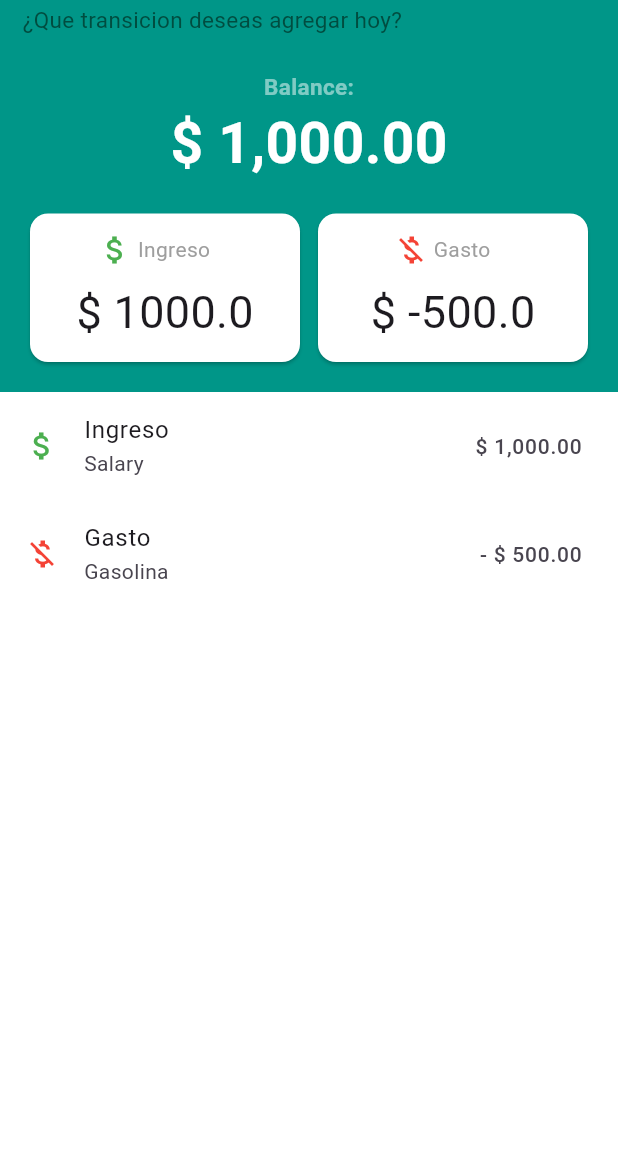
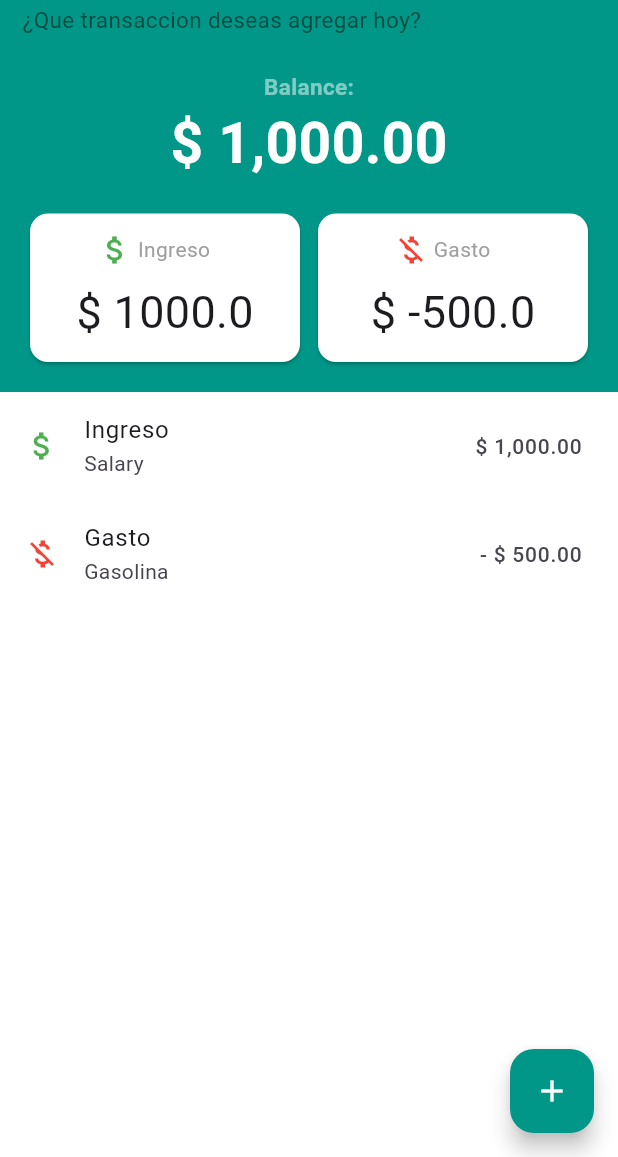
Before and after one commit to jesudavix/Seguidor-de-finanzas, a Flutter app: the screen it shows after launch, on a phone screen of 412 x 824 dp, the part 79-1236 px from its top. Run offline on Flutter 3.47's test engine with Material 3 defaults, Android fonts, the light colour scheme and no system bars; our stand-ins replace bloc.

Commit message:
Parte del boton creada (Falta terminar))

```diff
--- /dev/null
+++ b/seguidor_finanzas/lib/blocs/bloc/selected_transaccion_type_bloc.dart
@@ -0,0 +1,13 @@
+import 'package:bloc/bloc.dart';
+import 'package:meta/meta.dart';
+
+part 'selected_transaccion_type_event.dart';
+part 'selected_transaccion_type_state.dart';
+
+class SelectedTransaccionTypeBloc extends Bloc<SelectedTransaccionTypeEvent, SelectedTransaccionTypeState> {
+  SelectedTransaccionTypeBloc() : super(SelectedTransaccionTypeInitial()) {
+    on<SelectedTransaccionTypeEvent>((event, emit) {
+      // TODO: implement event handler
+    });
+  }
+}
--- /dev/null
+++ b/seguidor_finanzas/lib/blocs/bloc/selected_transaccion_type_event.dart
@@ -0,0 +1,4 @@
+part of 'selected_transaccion_type_bloc.dart';
+
+@immutable
+sealed class SelectedTransaccionTypeEvent {}
--- /dev/null
+++ b/seguidor_finanzas/lib/blocs/bloc/selected_transaccion_type_state.dart
@@ -0,0 +1,6 @@
+part of 'selected_transaccion_type_bloc.dart';
+
+@immutable
+sealed class SelectedTransaccionTypeState {}
+
+final class SelectedTransaccionTypeInitial extends SelectedTransaccionTypeState {}
--- a/seguidor_finanzas/lib/screens/home_screen.dart
+++ b/seguidor_finanzas/lib/screens/home_screen.dart
@@ -1,5 +1,6 @@
 import 'package:flutter/material.dart';
 import 'package:seguidor_finanzas/styles/colors.dart';
+import 'package:seguidor_finanzas/widgets/agregar_transaction.dart';
 import 'package:seguidor_finanzas/widgets/appbar_home_screen.dart';
 import 'package:seguidor_finanzas/widgets/header_home_screen.dart';
 import 'package:seguidor_finanzas/widgets/transaction_list.dart';
@@ -15,11 +16,15 @@ class HomeScreen extends StatelessWidget {
         preferredSize: Size.fromHeight(100),
         child: AppBarHomeScreen(),
       ),
-      body: Column(
-        children: [
-          HeaderHomeScreen(),
-          TransactionList(),
-        ],
+      body: Column(children: [HeaderHomeScreen(), TransactionList()]),
+      floatingActionButton: FloatingActionButton(
+        backgroundColor: AppColors.background,
+        onPressed: () {
+          showModalBottomSheet(context: context, builder: (context){
+            return AgregarTransaction();
+          });
+        },
+        child: Icon(Icons.add, color: Colors.white),
       ),
     );
   }
--- a/seguidor_finanzas/lib/styles/colors.dart
+++ b/seguidor_finanzas/lib/styles/colors.dart
@@ -10,9 +10,6 @@ class AppColors{
   static const Color textColorPrimary = Color(0xFF1B4332);
   static Color secondaryText = Colors.teal.shade900;
 
-  // Cards específicas
-  static const Color ingresoCard = Color(0xFFC3F584);  // verde lima
-  static const Color gastoCard = Color(0xFFFFB3B3); // rosado claro
 
   //Icono Setting
   static const Color settingIcon = Color(0xFF1B4332);
--- a/seguidor_finanzas/lib/styles/text_style.dart
+++ b/seguidor_finanzas/lib/styles/text_style.dart
@@ -26,4 +26,10 @@ class AppTextStyle {
     fontWeight: FontWeight.w400,
     fontSize: 15,
   );
+
+  static const TextStyle textTitleTransaccionList = TextStyle(
+    color: Colors.teal,
+    fontWeight: FontWeight.w600,
+    fontSize: 20
+  );
 }
--- a/seguidor_finanzas/lib/widgets/appbar_home_screen.dart
+++ b/seguidor_finanzas/lib/widgets/appbar_home_screen.dart
@@ -30,7 +30,7 @@ class AppBarHomeScreen extends StatelessWidget {
               Text("Hola Juan, ", style: AppTextStyle.textTitleAppBar),
               SizedBox(height: 4),
               Text(
-                "¿Que transicion deseas agregar hoy?",
+                "¿Que transaccion deseas agregar hoy?",
                 style: AppTextStyle.textSubTitleAppBar,
               ),
             ],
--- a/seguidor_finanzas/pubspec.yaml
+++ b/seguidor_finanzas/pubspec.yaml
@@ -9,6 +9,9 @@ environment:
 dependencies:
   flutter:
     sdk: flutter
+  flutter_bloc: ^9.1.1
+  bloc: ^9.0.0
+  equatable: ^2.0.7
 
 dev_dependencies:
   flutter_test:
```
Also changed, not shown: seguidor_finanzas/lib/widgets/agregar_transaction.dart (added, +42 -0 lines), seguidor_finanzas/pubspec.lock.
